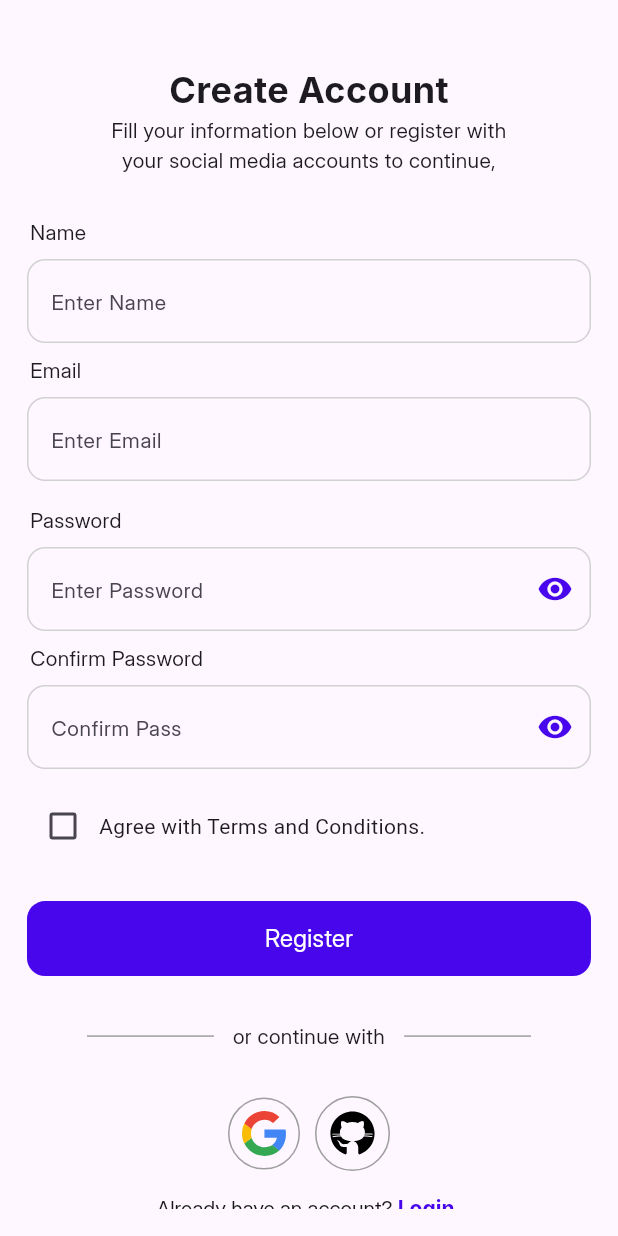
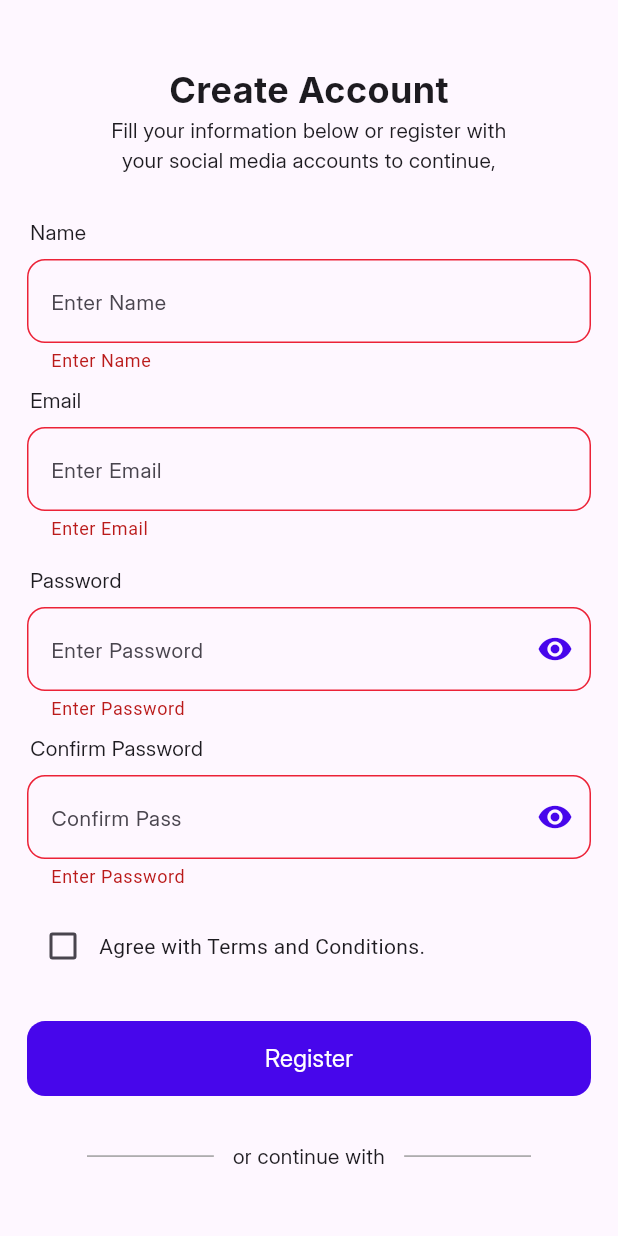
Before and after one commit to m6474n/expense-tracker, a Flutter app: the RegisterScreen screen opened directly, after a tap on "Register", on a phone screen of 412 x 824 dp. Run offline on Flutter 3.47's test engine with Material 3 defaults, Android fonts, the phone set to English and light mode, and no system bars; our stand-ins replace animated_custom_dropdown, cloud_firestore, firebase_auth, firebase_core, fl_chart, flutter_easyloading and 4 more; accounts and stored records are empty.

```diff
--- a/lib/components/customInputField.dart
+++ b/lib/components/customInputField.dart
@@ -6,8 +6,7 @@ class CustomInputField extends StatelessWidget {
   final String title;
   final bool label;
   final Widget? prefix,suffix;
-
-  final Function(String?) validator;
+  final FormFieldValidator validator;
   final TextEditingController controller;
 
   const CustomInputField({super.key,
@@ -19,9 +18,7 @@ class CustomInputField extends StatelessWidget {
     return TextFormField(
       controller:  controller,
       cursorColor: primaryColor,
-      validator:(e){
-        validator(e);
-      }
+      validator:validator
       ,
       decoration: InputDecoration(
 
--- a/lib/components/customPassField.dart
+++ b/lib/components/customPassField.dart
@@ -5,11 +5,11 @@ class CustomPassField extends StatefulWidget {
   final String title;
   final bool label;
   final Widget? prefix;
-
+  final FormFieldValidator validator;
   final TextEditingController controller;
 
   const CustomPassField({super.key,
-
+  required this.validator,
   required this.title,  this.label = false,  this.prefix, required this.controller});
 
   @override
@@ -23,6 +23,7 @@ bool isPassVisible = true;
   @override
   Widget build(BuildContext context) {
     return TextFormField(
+    validator:widget.validator,
       controller:  widget.controller,
       cursorColor: primaryColor,
       obscureText: isPassVisible,
--- a/lib/controllers/dashController.dart
+++ b/lib/controllers/dashController.dart
@@ -1,11 +1,17 @@
+import 'package:cloud_firestore/cloud_firestore.dart';
 import 'package:expense_tracker/screens/home.dart';
 import 'package:expense_tracker/screens/profile/profileScreen.dart';
 import 'package:expense_tracker/screens/statistics/statScreen.dart';
 import 'package:expense_tracker/screens/wallet/wallet.dart';
+import 'package:firebase_auth/firebase_auth.dart';
 import 'package:flutter/material.dart';
 import 'package:get/get_state_manager/get_state_manager.dart';
 
 class DashController extends GetxController{
+  final auth = FirebaseAuth.instance;
+  final userDB = FirebaseFirestore.instance.collection('Users');
+
+
 int selectedIndex = 0;
 
 List<Widget> widgetList = [
--- a/lib/main.dart
+++ b/lib/main.dart
@@ -29,7 +29,7 @@ class MyApp extends StatelessWidget {
       ),
       // home:  SplashScreen(),
       builder: EasyLoading.init(),
-      home: LoginScreen(),
+      home: SplashScreen(),
     );
   }
 }
--- a/lib/screens/auth/loginScreen.dart
+++ b/lib/screens/auth/loginScreen.dart
@@ -23,6 +23,8 @@ class LoginScreen extends StatelessWidget {
           body: SafeArea(
             child: Padding(
               padding: const EdgeInsets.all(18.0),
+              child: Form(
+                key: cont.loginFormKey,
                 child: SingleChildScrollView(
                   child: Column(
                     mainAxisAlignment: MainAxisAlignment.center,
@@ -65,7 +67,7 @@ class LoginScreen extends StatelessWidget {
                           )),
                       CustomInputField(
                         validator: (v){
-                          v == null || v.isEmpty ? "Enter Email": null;
+                         return   v == null || v.isEmpty ? "Enter  Email": null;
                             },
                           title: "Email", controller:cont.emailCont ),
                       SizedBox(
@@ -82,6 +84,9 @@ class LoginScreen extends StatelessWidget {
                             textAlign: TextAlign.start,
                           )),
                       CustomPassField(
+                        validator: (v){
+                           return   v == null || v.isEmpty ? "Enter Password": v.length <6 ? "Password must be greater then 6 digit":null;
+                        },
                         title: "Password",
                         controller: cont.passCont,
 
@@ -101,7 +106,7 @@ class LoginScreen extends StatelessWidget {
                       ),
                       CustomButton(onTap: () {
                  if(cont.loginFormKey.currentState!.validate()){
-                            print("object");
+                              cont.loginWithEmail();
                             }
 
                       }, title: "Sign In"),
@@ -183,6 +188,7 @@ class LoginScreen extends StatelessWidget {
                 ),
               ),
             ),
+          ),
         );
       }
     );
--- a/lib/screens/auth/registerScreen.dart
+++ b/lib/screens/auth/registerScreen.dart
@@ -66,7 +66,7 @@ class RegisterScreen extends StatelessWidget {
                             )),
                         CustomInputField(
                           validator: (v){
-                          v == null || v.isEmpty ? "Enter Name": null;
+                       return   v == null || v.isEmpty ? "Enter Name": null;
                           },
                             title: "Enter Name", controller: cont.nameCont),
                         Container(
@@ -82,7 +82,7 @@ class RegisterScreen extends StatelessWidget {
                             )),
                         CustomInputField(
                           validator: (v){
-                          v == null || v.isEmpty ? "Enter Email": null;
+                        return  v == null || v.isEmpty ? "Enter Email": null;
                           },
                             title: "Enter Email", controller: cont.emailCont),
                         SizedBox(
@@ -100,6 +100,9 @@ class RegisterScreen extends StatelessWidget {
                               textAlign: TextAlign.start,
                             )),
                         CustomPassField(
+                          validator: ( v){
+                              return  v == null || v.isEmpty ? "Enter Password": v.length <6 ? "Password must be greater then 6 digit" : null;
+                          },
                             title: "Enter Password", controller: cont.passCont),
                         Container(
                             padding:
@@ -113,7 +116,11 @@ class RegisterScreen extends StatelessWidget {
                               textAlign: TextAlign.start,
                             )),
                         CustomPassField(
-                            title: "Confirm Pass",
+                                     validator: (v){
+
+                                                 return  v == null || v.isEmpty ? "Enter Password": v.length <6 ? "Password must be greater then 6 digit" : null;
+
+                           },        title: "Confirm Pass",
                             controller: cont.confirmPassCont),
                         Container(
                           padding: EdgeInsets.symmetric(vertical: 14),
@@ -136,7 +143,7 @@ class RegisterScreen extends StatelessWidget {
                         ),
                         CustomButton(onTap: () {
                           if(cont.registerFormKey.currentState!.validate()){
-                            print("object");
+                           cont.register();
                           }
                         }, title: "Register"),
                         SizedBox(
--- a/lib/screens/profile/profileScreen.dart
+++ b/lib/screens/profile/profileScreen.dart
@@ -1,7 +1,9 @@
 import 'package:expense_tracker/components/customButton.dart';
 import 'package:expense_tracker/components/reusableCard.dart';
+import 'package:expense_tracker/screens/Create%20New/Categories/categories.dart';
 import 'package:expense_tracker/utility/constants.dart';
 import 'package:flutter/material.dart';
+import 'package:get/get.dart';
 import 'package:line_icons/line_icon.dart';
 
 class ProfileScreen extends StatelessWidget {
@@ -96,7 +98,9 @@ class ProfileScreen extends StatelessWidget {
                       ),
                     ),
                     ListTile(
-                      onTap: () {},
+                      onTap: () {
+                        Get.to(Categories());
+                      },
                       leading: Icon(
                         Icons.category_outlined,
                         size: 26,
```
Also changed, not shown: lib/components/reusableCard.dart (+59 -8 lines), lib/controllers/categoryController.dart (added, +19 -0 lines), lib/controllers/generalController.dart (added, +8 -0 lines), lib/screens/Create New/Categories/addNewCategory.dart (added, +106 -0 lines), lib/screens/Create New/Categories/categories.dart (added, +24 -0 lines), lib/screens/home.dart (+16 -4 lines), lib/services/splashServices.dart (+11 -3 lines), lib/screens/Create New/Budget/budget.dart (added), lib/screens/Create New/Goals/goals.dart (added), lib/screens/Create New/Transactions/transaction.dart (added), 2 other files. Lines whose indentation alone changed are shown as unchanged.
